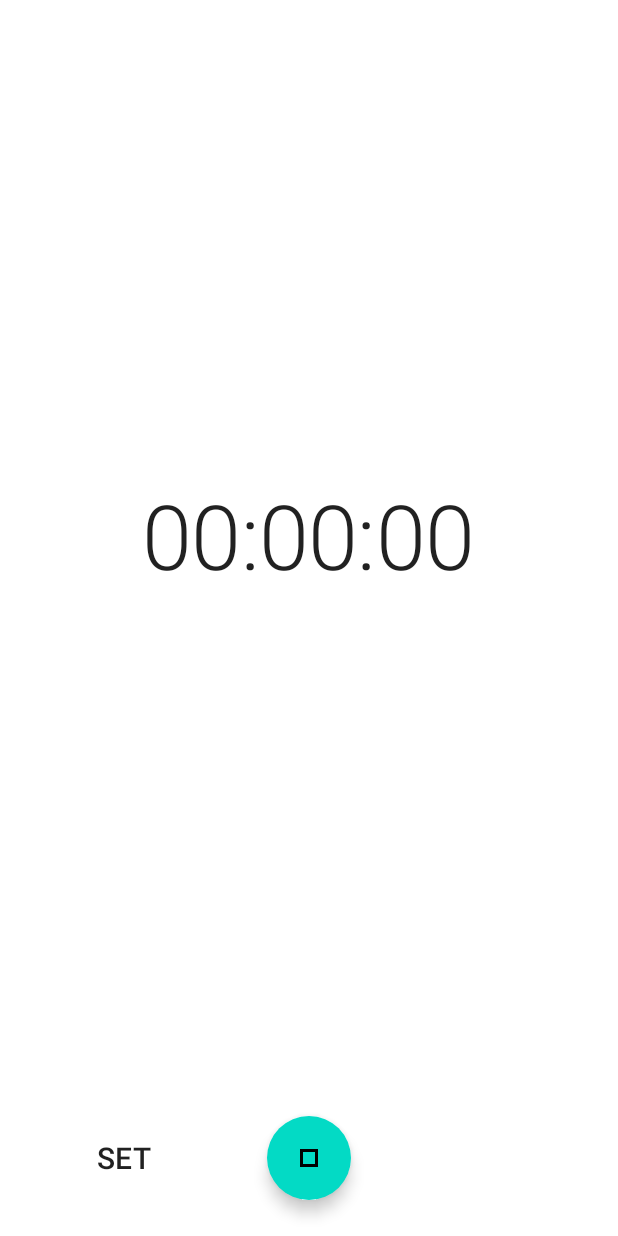
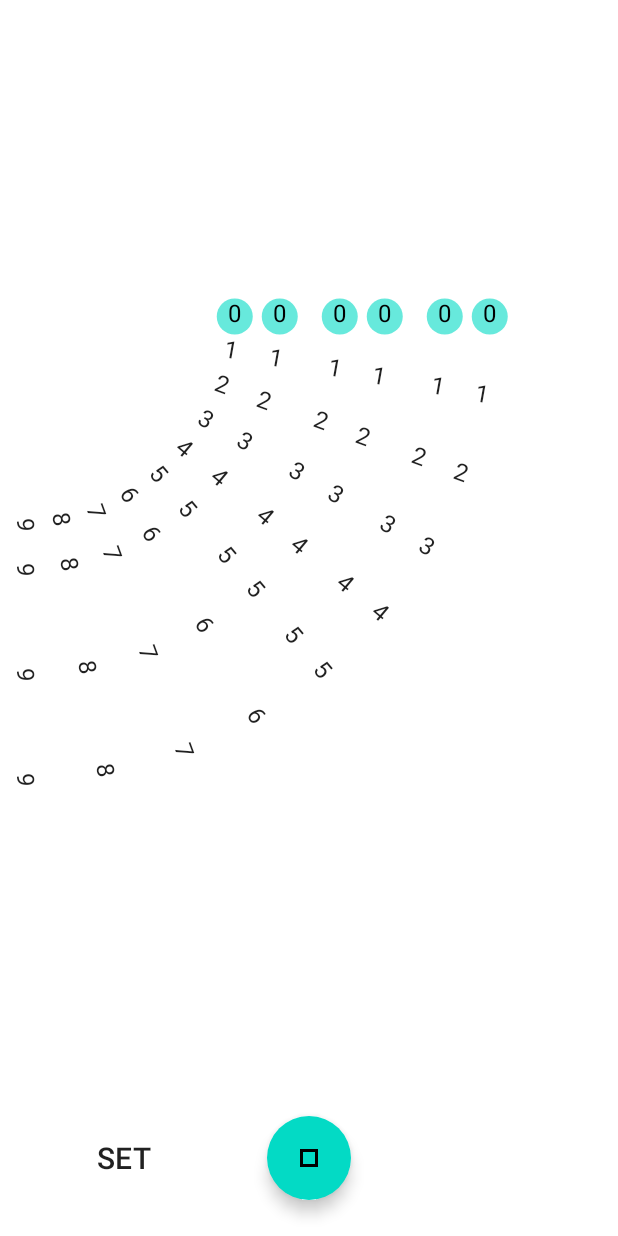
Before and after one commit to ShinichiroFunatsu/DevChallenge-Compose-CountDownApp, an Android app built with Jetpack Compose: the screen it shows after launch (MainActivity), after a tap on "stat icon", on a phone screen of 412 x 824 dp. Run offline under Robolectric (Android 15) with nearby library versions, the phone set to English and light mode, and no system bars.

Commit message:
add animated ArcNumberList.

```diff
--- a/app/src/main/java/com/example/androiddevchallenge/ui/countdown/CountDown.kt
+++ b/app/src/main/java/com/example/androiddevchallenge/ui/countdown/CountDown.kt
@@ -15,6 +15,9 @@
  */
 package com.example.androiddevchallenge.ui.countdown
 
+import androidx.compose.animation.core.animateFloatAsState
+import androidx.compose.animation.core.tween
+import androidx.compose.foundation.Canvas
 import androidx.compose.foundation.clickable
 import androidx.compose.foundation.layout.Box
 import androidx.compose.foundation.layout.Column
@@ -22,11 +25,14 @@ import androidx.compose.foundation.layout.Row
 import androidx.compose.foundation.layout.Spacer
 import androidx.compose.foundation.layout.fillMaxWidth
 import androidx.compose.foundation.layout.height
+import androidx.compose.foundation.layout.offset
 import androidx.compose.foundation.layout.padding
+import androidx.compose.foundation.layout.size
 import androidx.compose.material.FloatingActionButton
 import androidx.compose.material.Icon
 import androidx.compose.material.MaterialTheme
 import androidx.compose.material.Text
+import androidx.compose.material.contentColorFor
 import androidx.compose.material.icons.Icons
 import androidx.compose.material.icons.outlined.PlayArrow
 import androidx.compose.material.icons.outlined.Stop
@@ -39,10 +45,19 @@ import androidx.compose.runtime.setValue
 import androidx.compose.runtime.withFrameMillis
 import androidx.compose.ui.Alignment
 import androidx.compose.ui.Modifier
+import androidx.compose.ui.draw.rotate
+import androidx.compose.ui.geometry.CornerRadius
+import androidx.compose.ui.geometry.Offset
+import androidx.compose.ui.geometry.Size
+import androidx.compose.ui.graphics.Color
+import androidx.compose.ui.unit.IntOffset
 import androidx.compose.ui.unit.dp
 import com.example.androiddevchallenge.model.RawTime
 import com.example.androiddevchallenge.model.Time
 import kotlinx.coroutines.isActive
+import kotlin.math.PI
+import kotlin.math.cos
+import kotlin.math.sin
 
 @Composable
 fun CountDown(
@@ -181,10 +196,68 @@ private fun StartOrStopFab(
 @Composable
 private fun ClockDial(time: Time, modifier: Modifier) {
     Box(modifier = modifier) {
-        Text(
-            text = "$time",
-            modifier = Modifier.align(Alignment.Center),
-            style = MaterialTheme.typography.h2
-        )
+        ArcNumberList(9, time.seconds % 10, 310f, 10f)
+        ArcNumberList(5, time.seconds / 10, 280f, 10f)
+        ArcNumberList(9, time.minutes % 10, 240f, 10f)
+        ArcNumberList(5, time.minutes / 10, 210f, 10f)
+        ArcNumberList(9, time.hours % 10, 170f, 10f)
+        ArcNumberList(9, time.hours / 10, 140f, 10f)
     }
 }
+
+private const val moveDuration = 700
+
+private data class DigitItem(val value: Int, val x: Float, val y: Float, val angle: Float)
+
+@Composable
+private fun ArcNumberList(
+    maxDigit: Int,
+    digit: Int,
+    radius: Float,
+    intervalAngle: Float,
+    startOffsetAngle: Float = -9 * intervalAngle,
+    offsetY: Float = 200f
+) {
+    require(intervalAngle * maxDigit < 360)
+
+    val offsetAngle: Float = animateFloatAsState(
+        targetValue = ((9 - digit) * intervalAngle),
+        animationSpec = tween(moveDuration),
+    ).value
+
+    var items: List<DigitItem> by remember { mutableStateOf(listOf()) }
+    var digitItem: DigitItem by remember { mutableStateOf(DigitItem(0, 0f, 0f, 0f)) }
+
+    LaunchedEffect(offsetAngle) {
+        val intervalRadian = (intervalAngle * PI / 180.0f)
+        val offsetRadian = (offsetAngle * PI / 180.0f)
+        val startOffsetRadian = (startOffsetAngle * PI / 180.0f)
+        items = (0..maxDigit).mapIndexed { index, i ->
+            val x = cos(startOffsetRadian + offsetRadian + intervalRadian * index) * radius
+            val y = offsetY + sin(startOffsetRadian + offsetRadian + intervalRadian * index) * radius
+            DigitItem(i, x.toFloat(), y.toFloat(), startOffsetAngle + offsetAngle + intervalAngle * i).also {
+                if (index == digit) digitItem = it
+            }
+        }
+    }
+    Box {
+        val c = MaterialTheme.colors.secondary.copy(alpha = 0.6f)
+        Canvas(modifier = Modifier.size(24.dp, 24.dp)) {
+            drawRoundRect(
+                color = c,
+                size = Size(24.dp.toPx(), 24.dp.toPx()),
+                topLeft = Offset((digitItem.x - 7.5f).dp.toPx(), (digitItem.y - 1f).dp.toPx()),
+                cornerRadius = CornerRadius(12.dp.toPx(), 12.dp.toPx())
+            )
+        }
+        items.forEach {
+            Text(
+                text = "${it.value}",
+                modifier = Modifier
+                    .offset { IntOffset((it.x * density).toInt(), (it.y * density).toInt()) }
+                    .rotate(it.angle),
+                color = if (it.value == digit) contentColorFor(MaterialTheme.colors.secondary) else Color.Unspecified
+            )
+        }
+    }
+}
```
